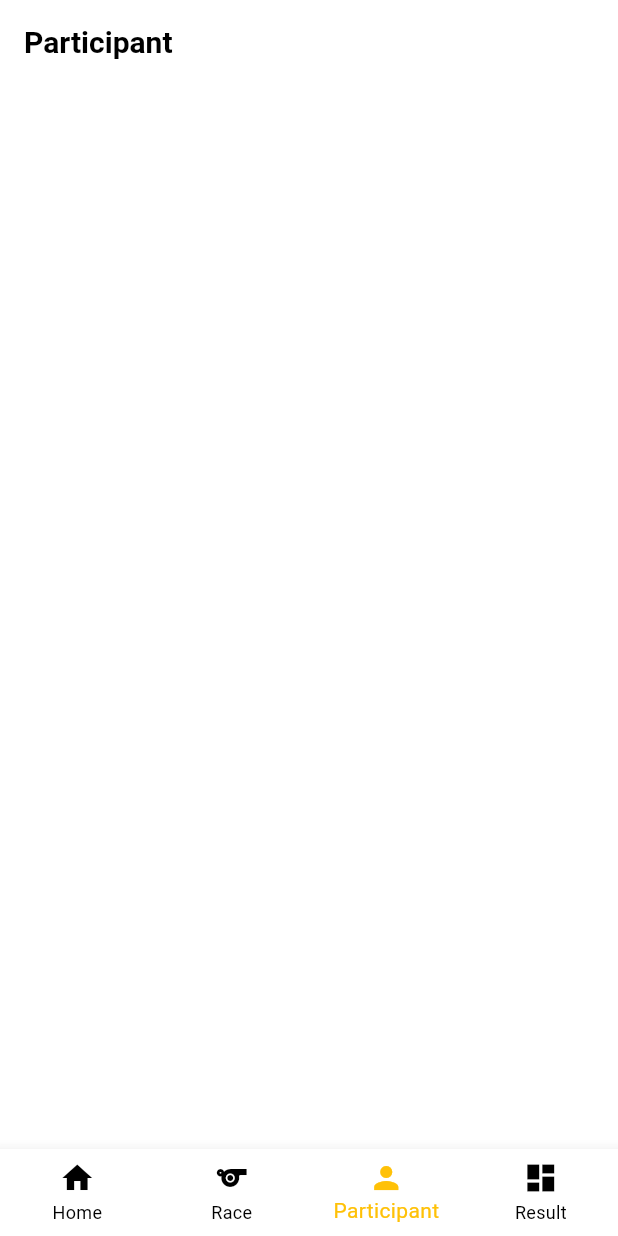
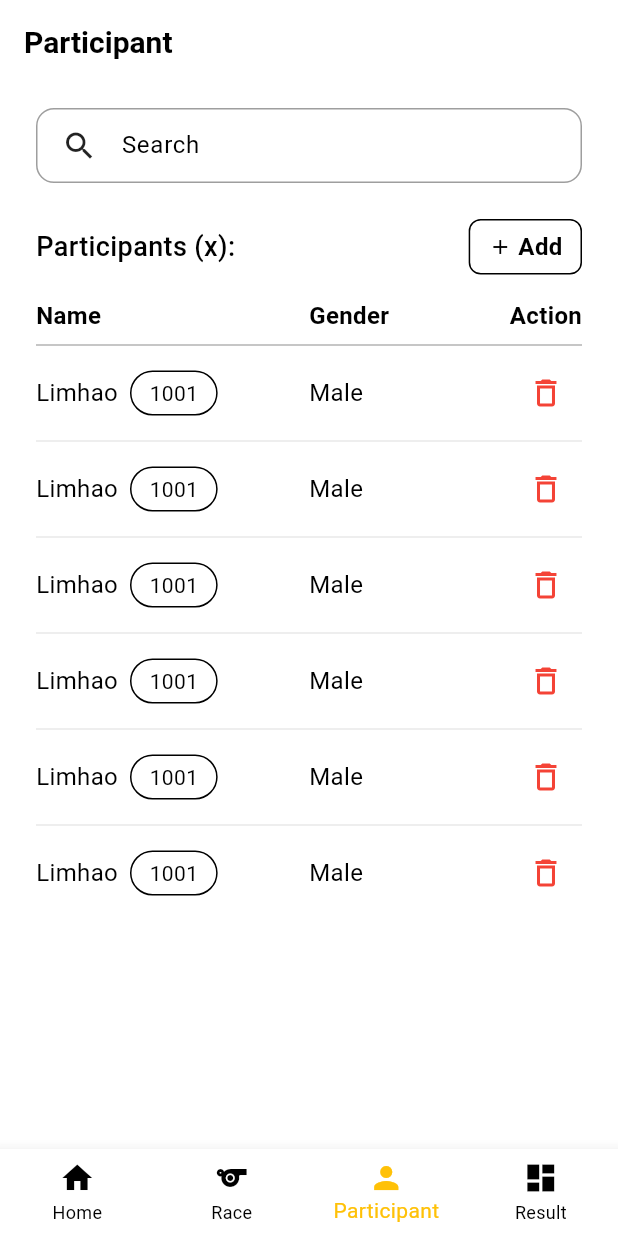
Before and after one commit to chimlimhao/Race-Tracker, a Flutter app: the screen it shows after launch, item 3 of the bottom bar chosen, on a phone screen of 412 x 824 dp. Run offline on Flutter 3.47's test engine with Material 3 defaults, Android fonts, the phone set to English and light mode, and no system bars.

Commit message:
RT-005: Implemented the participant screenn and add form.

```diff
--- a/lib/ui/screens/race-manager/participant_screen.dart
+++ b/lib/ui/screens/race-manager/participant_screen.dart
@@ -1,10 +1,142 @@
 import 'package:flutter/material.dart';
+import 'package:race_tracker/ui/screens/race-manager/participant_form_screen.dart';
+import 'package:race_tracker/ui/screens/widgets/buttons/race_button.dart';
+import 'package:race_tracker/ui/screens/widgets/dialogs/search_input.dart';
 
 class ParticipantScreen extends StatelessWidget {
   const ParticipantScreen({super.key});
 
   @override
   Widget build(BuildContext context) {
-    return Scaffold(appBar: AppBar(title: Text('Participant')));
+    return Scaffold(
+      appBar: AppBar(title: Text('Participant')),
+      body: Column(
+        children: [
+          Padding(
+            padding: EdgeInsets.only(top: 16, bottom: 8),
+            child: SearchInput(),
+          ),
+          Expanded(child: _participantList(context)),
+        ],
+      ),
+    );
+  }
+
+  Widget _participantList(BuildContext context) {
+    return Column(
+      children: [
+        Padding(
+          padding: EdgeInsets.symmetric(horizontal: 24, vertical: 16),
+          child: Row(
+            children: [
+              Text(
+                'Participants (x):',
+                style: TextStyle(fontSize: 18, fontWeight: FontWeight.w500),
+              ),
+              Spacer(),
+              RaceButton(
+                type: ButtonType.add,
+                onPressed: () {
+                  Navigator.push(
+                    context,
+                    MaterialPageRoute(
+                      builder: (context) => ParticipantFormScreen(),
+                    ),
+                  );
+                },
+              ),
+            ],
+          ),
+        ),
+        Padding(
+          padding: EdgeInsets.symmetric(horizontal: 24),
+          child: Row(
+            children: [
+              Expanded(
+                flex: 3,
+                child: Text(
+                  'Name',
+                  style: TextStyle(fontSize: 16, fontWeight: FontWeight.bold),
+                ),
+              ),
+              Expanded(
+                flex: 2,
+                child: Text(
+                  'Gender',
+                  style: TextStyle(fontSize: 16, fontWeight: FontWeight.bold),
+                ),
+              ),
+              Expanded(
+                flex: 1,
+                child: Align(
+                  alignment: Alignment.centerRight,
+                  child: Text(
+                    'Action',
+                    style: TextStyle(fontSize: 16, fontWeight: FontWeight.bold),
+                  ),
+                ),
+              ),
+            ],
+          ),
+        ),
+        Divider(
+          height: 16,
+          indent: 24,
+          endIndent: 24,
+          color: Color(0xffb3b3b3),
+        ),
+        Expanded(
+          child: ListView.separated(
+            padding: EdgeInsets.symmetric(horizontal: 24),
+            itemCount: 6,
+            separatorBuilder:
+                (context, index) => Divider(color: Color(0xffe9e9e9)),
+            itemBuilder: (context, index) {
+              return Padding(
+                padding: EdgeInsets.symmetric(),
+                child: Row(
+                  children: [
+                    Expanded(
+                      flex: 3,
+                      child: Row(
+                        children: [
+                          Text('Limhao', style: TextStyle(fontSize: 16)),
+                          SizedBox(width: 8),
+                          Container(
+                            padding: EdgeInsets.symmetric(
+                              horizontal: 12,
+                              vertical: 4,
+                            ),
+                            decoration: BoxDecoration(
+                              border: Border.all(color: Colors.black),
+                              borderRadius: BorderRadius.circular(16),
+                            ),
+                            child: Text('1001'),
+                          ),
+                        ],
+                      ),
+                    ),
+                    Expanded(
+                      flex: 2,
+                      child: Text('Male', style: TextStyle(fontSize: 16)),
+                    ),
+                    Expanded(
+                      flex: 1,
+                      child: Align(
+                        alignment: Alignment.centerRight,
+                        child: IconButton(
+                          icon: Icon(Icons.delete_outline, color: Colors.red),
+                          onPressed: () {},
+                        ),
+                      ),
+                    ),
+                  ],
+                ),
+              );
+            },
+          ),
+        ),
+      ],
+    );
   }
 }
--- /dev/null
+++ b/lib/ui/screens/widgets/dialogs/search_input.dart
@@ -0,0 +1,33 @@
+import 'package:flutter/material.dart';
+
+class SearchInput extends StatelessWidget {
+  const SearchInput({super.key});
+
+  @override
+  Widget build(BuildContext context) {
+    return Container(
+      decoration: BoxDecoration(
+        color: Colors.white,
+        border: Border.all(color: Colors.grey),
+        borderRadius: BorderRadius.circular(12),
+      ),
+      width: double.infinity,
+      margin: EdgeInsets.symmetric(horizontal: 24),
+      padding: EdgeInsets.symmetric(horizontal: 16),
+      child: Row(
+        children: [
+          Icon(Icons.search),
+          Expanded(
+            child: TextField(
+              decoration: InputDecoration(
+                hintText: 'Search',
+                border: InputBorder.none,
+                contentPadding: EdgeInsets.symmetric(horizontal: 16),
+              ),
+            ),
+          ),
+        ],
+      ),
+    );
+  }
+}
```
Also changed, not shown: lib/ui/screens/race-manager/participant_form_screen.dart (added, +19 -0 lines), lib/ui/screens/widgets/forms/participant_form.dart (added, +88 -0 lines), lib/ui/screens/widgets/forms/race_form.dart (renamed from lib/ui/screens/widgets/cards/race_form.dart).
